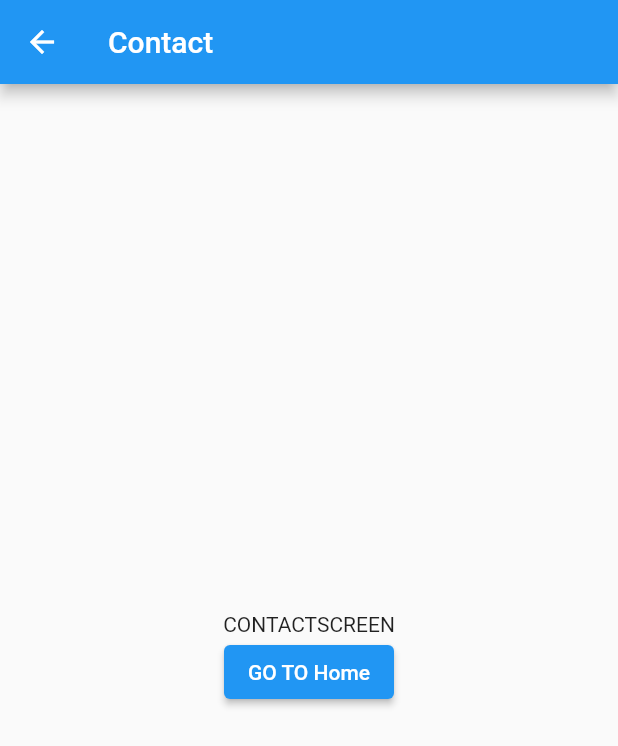
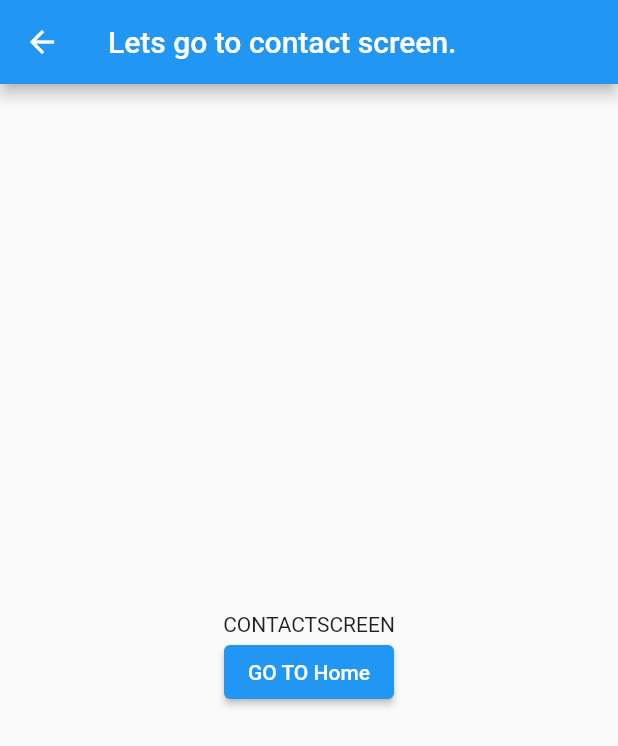
Before and after one commit to sudeepthapa/flutter_class, a Flutter app: the screen it shows after launch, after a tap on "GO TO CONTACT", on a phone screen of 412 x 824 dp. Shown: the top 746 px of the screen. Run offline on Flutter 3.47's test engine with Material 2 defaults, Android fonts, the phone set to English and light mode, and no system bars.

Commit message:
named parameters on routes

```diff
--- a/lib/constants/routes.dart
+++ b/lib/constants/routes.dart
@@ -11,7 +11,7 @@ class Routes {
   static getRoutes(){
     return {
       Routes.home: (context)=> HomePage(),
-      Routes.contact: (context) => ContactScreen()
+      // Routes.contact: (context) => ContactScreen()
     };
   }
 }
--- a/lib/main.dart
+++ b/lib/main.dart
@@ -1,10 +1,18 @@
 import 'package:flutter/material.dart';
 import 'package:flutter_class/constants/routes.dart';
+import 'package:flutter_class/screens/ContactScreen.dart';
+import 'package:flutter_class/screens/HomeScreen.dart';
 
 void main() {
   runApp(MyApp());
 }
 
+class ScreenArguments {
+  final String title;
+  final String message;
+
+  ScreenArguments(this.title, this.message);
+}
 
 class MyApp extends StatelessWidget {
   @override
@@ -13,10 +21,44 @@ class MyApp extends StatelessWidget {
       debugShowCheckedModeBanner: false,
       title: 'Flutter Demo',
       initialRoute: Routes.home,
-      routes: Routes.getRoutes(),
+      // routes: Routes.getRoutes(),
+      onGenerateRoute: (RouteSettings settings){
+        final args = settings.arguments as Map<String, dynamic>?;
+        final routeName = settings.name;
+
+        switch(routeName){
+          case Routes.home:
+            return MaterialPageRoute(builder: (_) => HomePage());
+          case Routes.contact:
+            return MaterialPageRoute(builder: (_) => ContactScreen(arguments: args));
+          default:
+            return MaterialPageRoute(builder: (_) => Scaffold(
+              body: Center(
+                child: Text("PAGE NOT FOUND.")
+              ),
+            ));
+        }
+      },
       theme: ThemeData(
         primarySwatch: Colors.blue,
       ),
     );
   }
 }
+
+// Form Elements
+// TODO:: Research and Implement all the form elements mentioned below.
+    // Input Decoration
+    // Text decoration
+    // Validation !important
+
+// input
+// number
+// password
+// textarea
+// checkbox
+// radio
+// switch
+// dropdown
+// Keyboardtype // I will cover
+// Validation
--- a/lib/screens/ContactScreen.dart
+++ b/lib/screens/ContactScreen.dart
@@ -1,10 +1,14 @@
 import 'package:flutter/material.dart';
 class ContactScreen extends StatelessWidget {
+  final Map<String, dynamic>? arguments;
+
+  ContactScreen({required this.arguments});
+
   @override
   Widget build(BuildContext context) {
     return Scaffold(
       appBar: AppBar(
-        title: Text('Contact'),
+        title: Text(arguments!['title']),
       ),
       body: Container(
         width: double.infinity,
```
Also changed, not shown: lib/screens/HomeScreen.dart (+18 -2 lines).
